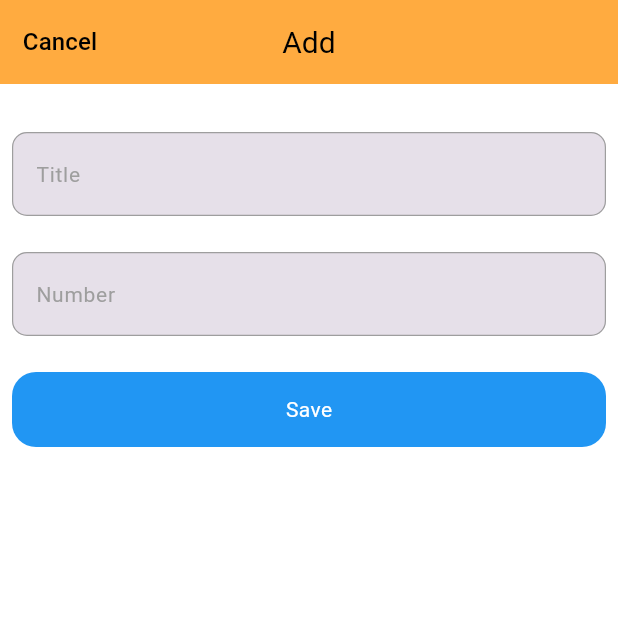
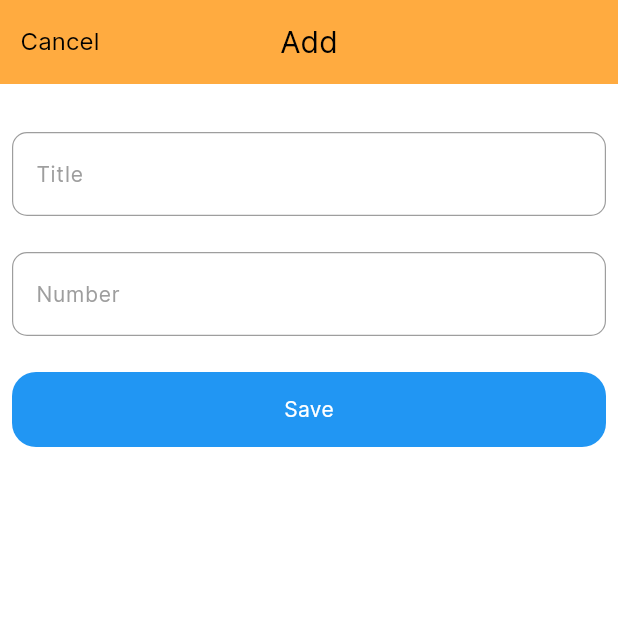
Before and after one commit to Nabijonov-Otabek-19/money_manager_clone, a Flutter app: the screen it shows after launch, after a tap on the "add" icon, on a phone screen of 412 x 824 dp, the top half of it. Run offline on Flutter 3.47's test engine with Material 3 defaults, Android fonts, the light colour scheme and no system bars; our stand-ins replace flutter_bloc, freezed_annotation, sqflite; accounts and stored records are empty.

Commit message:
project updated

```diff
--- a/lib/feature/presentation/screens/add/add_screen.dart
+++ b/lib/feature/presentation/screens/add/add_screen.dart
@@ -3,6 +3,7 @@ import 'package:flutter_bloc/flutter_bloc.dart';
 import 'package:money_manager_clone/feature/presentation/screens/add/cubit/add_cubit.dart';
 
 import '../../../data/models/my_model.dart';
+import '../../themes/fonts.dart';
 
 class AddScreen extends StatefulWidget {
   const AddScreen({super.key});
@@ -36,9 +37,9 @@ class _AddScreenState extends State<AddScreen> {
               centerTitle: true,
               leading: TextButton(
                 onPressed: () => Navigator.pop(context),
-                child: const Text(
+                child: Text(
                   "Cancel",
-                  style: TextStyle(color: Colors.black, fontSize: 16),
+                  style: pregular.copyWith(color: Colors.black, fontSize: 16),
                 ),
               ),
               leadingWidth: 80,
@@ -62,7 +63,7 @@ class _AddScreenState extends State<AddScreen> {
                                 keyboardType: TextInputType.text,
                                 decoration: InputDecoration(
                                   labelText: "Title",
-                                  labelStyle: const TextStyle(
+                                  labelStyle: pregular.copyWith(
                                     fontSize: 14,
                                     color: Colors.grey,
                                   ),
@@ -85,7 +86,7 @@ class _AddScreenState extends State<AddScreen> {
                                 keyboardType: TextInputType.number,
                                 decoration: InputDecoration(
                                   labelText: "Number",
-                                  labelStyle: const TextStyle(
+                                  labelStyle: pregular.copyWith(
                                     fontSize: 14,
                                     color: Colors.grey,
                                   ),
@@ -130,11 +131,13 @@ class _AddScreenState extends State<AddScreen> {
                                     color: Colors.blue,
                                     borderRadius: BorderRadius.circular(16),
                                   ),
-                                  child: const Center(
+                                  child: Center(
                                     child: Text(
                                       "Save",
-                                      style: TextStyle(
-                                          color: Colors.white, fontSize: 14),
+                                      style: pregular.copyWith(
+                                        color: Colors.white,
+                                        fontSize: 14,
+                                      ),
                                     ),
                                   ),
                                 ),
--- a/lib/feature/presentation/screens/charts/chart_screen.dart
+++ b/lib/feature/presentation/screens/charts/chart_screen.dart
@@ -1,4 +1,6 @@
 import 'package:flutter/material.dart';
+
+import '../../themes/fonts.dart';
 
 class ChartScreen extends StatefulWidget {
   const ChartScreen({super.key});
@@ -14,11 +16,11 @@ class _ChartScreenState extends State<ChartScreen> {
       appBar: AppBar(
         title: const Text("Chart"),
       ),
-      body: const SafeArea(
+      body: SafeArea(
         child: Center(
           child: Text(
             "Chart screen",
-            style: TextStyle(fontSize: 24),
+            style: pregular.copyWith(fontSize: 24),
           ),
         ),
       ),
--- a/lib/feature/presentation/screens/home/home_screen.dart
+++ b/lib/feature/presentation/screens/home/home_screen.dart
@@ -1,6 +1,7 @@
 import 'package:flutter/material.dart';
 import 'package:flutter_bloc/flutter_bloc.dart';
 import 'package:money_manager_clone/feature/presentation/screens/home/cubit/home_cubit.dart';
+import 'package:money_manager_clone/feature/presentation/themes/fonts.dart';
 
 import '../../../data/datasources/my_storage.dart';
 
@@ -47,10 +48,13 @@ class _HomeScreenState extends State<HomeScreen> {
                     return const Center(child: CircularProgressIndicator());
                   }
                   if (state.list.isEmpty) {
-                    return const Center(
+                    return Center(
                       child: Text(
                         "Empty",
-                        style: TextStyle(fontSize: 30, color: Colors.black),
+                        style: pmedium.copyWith(
+                          fontSize: 30,
+                          color: Colors.black,
+                        ),
                       ),
                     );
                   }
@@ -61,11 +65,11 @@ class _HomeScreenState extends State<HomeScreen> {
                       child: Column(
                         crossAxisAlignment: CrossAxisAlignment.start,
                         children: [
-                          const Padding(
-                            padding: EdgeInsets.all(8.0),
+                          Padding(
+                            padding: const EdgeInsets.all(8.0),
                             child: Text(
                               "Expenses",
-                              style: TextStyle(
+                              style: pmedium.copyWith(
                                 fontSize: 20,
                                 color: Colors.black,
                               ),
@@ -144,7 +148,10 @@ class _HomeScreenState extends State<HomeScreen> {
         ],
       ),
       child: Padding(
-        padding: const EdgeInsets.symmetric(horizontal: 8, vertical: 6),
+        padding: const EdgeInsets.symmetric(
+          horizontal: 8,
+          vertical: 6,
+        ),
         child: Row(
           mainAxisAlignment: MainAxisAlignment.spaceBetween,
           children: [
@@ -160,13 +167,13 @@ class _HomeScreenState extends State<HomeScreen> {
                 const SizedBox(width: 8),
                 Text(
                   title,
-                  style: const TextStyle(fontSize: 14, color: Colors.black),
+                  style: pregular.copyWith(fontSize: 14, color: Colors.black),
                 ),
               ],
             ),
             Text(
               expense.toString(),
-              style: const TextStyle(fontSize: 14, color: Colors.black),
+              style: pmedium.copyWith(fontSize: 14, color: Colors.black),
             ),
           ],
         ),
--- a/lib/feature/presentation/screens/profile/profile_screen.dart
+++ b/lib/feature/presentation/screens/profile/profile_screen.dart
@@ -1,4 +1,5 @@
 import 'package:flutter/material.dart';
+import 'package:money_manager_clone/feature/presentation/themes/fonts.dart';
 
 class ProfileScreen extends StatefulWidget {
   const ProfileScreen({super.key});
@@ -14,11 +15,11 @@ class _ProfileScreenState extends State<ProfileScreen> {
       appBar: AppBar(
         title: const Text("Profile"),
       ),
-      body: const SafeArea(
+      body: SafeArea(
         child: Center(
           child: Text(
             "Profile screen",
-            style: TextStyle(fontSize: 24),
+            style: pregular.copyWith(fontSize: 24),
           ),
         ),
       ),
--- a/lib/feature/presentation/screens/report/report_screen.dart
+++ b/lib/feature/presentation/screens/report/report_screen.dart
@@ -1,4 +1,6 @@
 import 'package:flutter/material.dart';
+
+import '../../themes/fonts.dart';
 
 class ReportScreen extends StatefulWidget {
   const ReportScreen({super.key});
@@ -14,11 +16,11 @@ class _ReportScreenState extends State<ReportScreen> {
       appBar: AppBar(
         title: const Text("Reports"),
       ),
-      body: const SafeArea(
+      body: SafeArea(
         child: Center(
           child: Text(
             "Report screen",
-            style: TextStyle(fontSize: 24),
+            style: pregular.copyWith(fontSize: 24),
           ),
         ),
       ),
--- a/lib/feature/presentation/screens/splash/splash_screen.dart
+++ b/lib/feature/presentation/screens/splash/splash_screen.dart
@@ -1,4 +1,6 @@
 import 'package:flutter/material.dart';
+
+import '../../themes/colors.dart';
 
 class SplashScreen extends StatefulWidget {
   const SplashScreen({super.key});
@@ -22,7 +24,7 @@ class _SplashScreenState extends State<SplashScreen> {
   @override
   Widget build(BuildContext context) {
     return Container(
-      color: Colors.orangeAccent,
+      color: AppColors.orange,
       width: MediaQuery.sizeOf(context).width,
       height: MediaQuery.sizeOf(context).height,
       child: const Center(
--- a/lib/feature/presentation/themes/colors.dart
+++ b/lib/feature/presentation/themes/colors.dart
@@ -1,6 +1,12 @@
-import 'dart:ui';
+import 'package:flutter/material.dart';
 
-class MyColors {
-  static const black = Color(0xff000000);
-  static const white = Color(0xffffffff);
+class AppColors {
+  static const white = Colors.white;
+  static const black = Colors.black;
+  static const transparent = Colors.transparent;
+
+  static const scaffoldBackLight = Color(0xffffffff);
+  static const scaffoldBackDark = Color(0xff121212);
+
+  static const orange = Colors.orangeAccent;
 }
--- a/lib/feature/presentation/themes/images.dart
+++ b/lib/feature/presentation/themes/images.dart
@@ -0,0 +1,3 @@
+class AppImages {
+  static String app_logo = "assets/images/app_logo.png";
+}
--- /dev/null
+++ b/lib/feature/presentation/themes/theme.dart
@@ -0,0 +1,57 @@
+import 'package:flutter/material.dart';
+import 'package:flutter/services.dart';
+
+import 'colors.dart';
+import 'fonts.dart';
+
+class AppThemes {
+  static final lightTheme = ThemeData(
+    useMaterial3: true,
+    primaryColor: AppColors.orange,
+    textTheme: const TextTheme(),
+    fontFamily: 'Poppinsregular',
+    scaffoldBackgroundColor: AppColors.scaffoldBackLight,
+    appBarTheme: AppBarTheme(
+      systemOverlayStyle: SystemUiOverlayStyle.light,
+      iconTheme: const IconThemeData(color: AppColors.black),
+      centerTitle: true,
+      elevation: 0,
+      titleTextStyle: pregular.copyWith(
+        color: AppColors.black,
+        fontSize: 20,
+      ),
+      color: AppColors.orange,
+    ),
+    inputDecorationTheme: const InputDecorationTheme(
+      filled: true,
+      fillColor: Colors.transparent,
+      border: UnderlineInputBorder(
+        borderSide: BorderSide(color: Colors.blue),
+      ),
+    ),
+  );
+
+  static final darkTheme = ThemeData(
+    useMaterial3: true,
+    primaryColor: AppColors.orange,
+    fontFamily: 'Poppinsregular',
+    brightness: Brightness.dark,
+    scaffoldBackgroundColor: AppColors.scaffoldBackDark,
+    appBarTheme: AppBarTheme(
+      systemOverlayStyle: SystemUiOverlayStyle.light,
+      iconTheme: const IconThemeData(color: AppColors.white),
+      centerTitle: true,
+      elevation: 0,
+      titleTextStyle: pregular.copyWith(
+        color: AppColors.white,
+        fontSize: 15,
+      ),
+      color: AppColors.orange,
+    ),
+    inputDecorationTheme: const InputDecorationTheme(
+      filled: true,
+      fillColor: Colors.transparent,
+      border: UnderlineInputBorder(),
+    ),
+  );
+}
--- a/lib/main.dart
+++ b/lib/main.dart
@@ -3,6 +3,8 @@ import 'package:flutter/material.dart';
 import 'package:flutter/services.dart';
 import 'package:money_manager_clone/feature/presentation/screens/splash/splash_screen.dart';
 import 'package:money_manager_clone/routes.dart';
+
+import 'feature/presentation/themes/theme.dart';
 
 Future<void> main() async {
   WidgetsFlutterBinding.ensureInitialized();
@@ -58,14 +60,9 @@ class MyApp extends StatelessWidget {
   Widget build(BuildContext context) {
     return MaterialApp(
       title: 'Money manager clone',
-      theme: ThemeData(
-        useMaterial3: true,
-        scaffoldBackgroundColor: Colors.white,
-        appBarTheme: const AppBarTheme(
-          backgroundColor: Colors.orangeAccent,
-          titleTextStyle: TextStyle(fontSize: 20, color: Colors.black),
-        ),
-      ),
+      themeMode: ThemeMode.light,
+      theme: AppThemes.lightTheme,
+      darkTheme: AppThemes.darkTheme,
       builder: (context, child) {
         return MediaQuery(
           data: MediaQuery.of(context).copyWith(
```
Also changed, not shown: lib/feature/presentation/screens/detail/detail_screen.dart (+27 -19 lines), lib/feature/presentation/themes/fonts.dart (added, +17 -0 lines), pubspec.yaml (+21 -2 lines), assets/fonts/Inter-Bold.ttf (added), assets/fonts/Inter-Light.ttf (added), assets/fonts/Inter-Medium.ttf (added), assets/fonts/Inter-Regular.ttf (added), assets/fonts/Inter-SemiBold.ttf (added).
